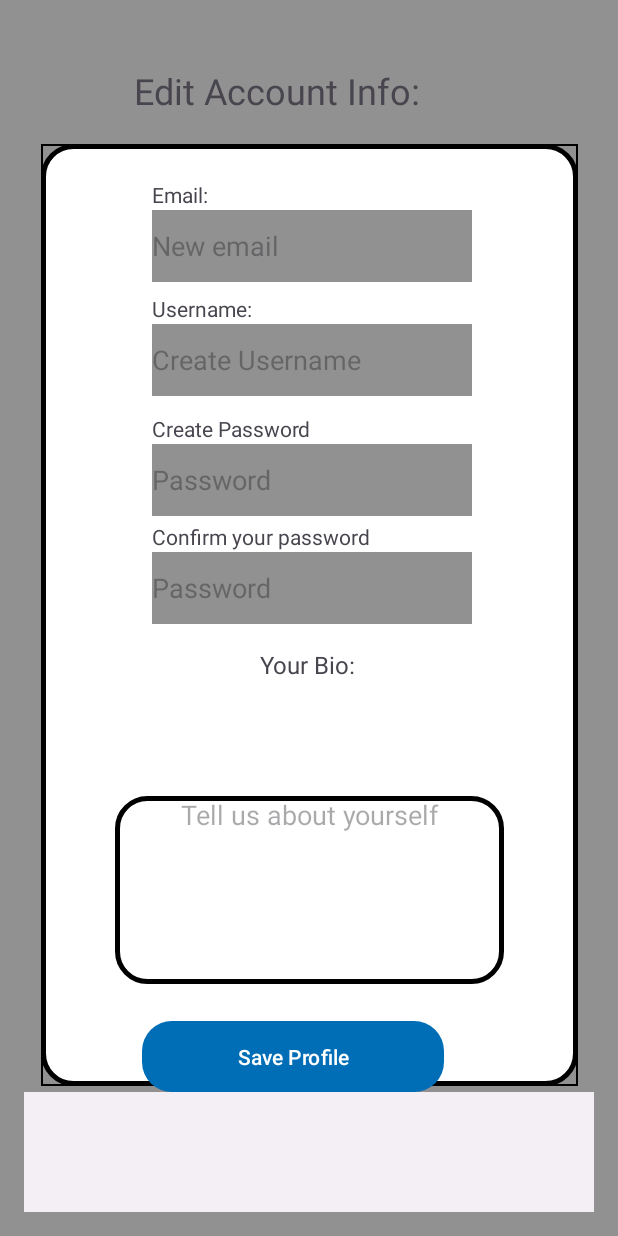
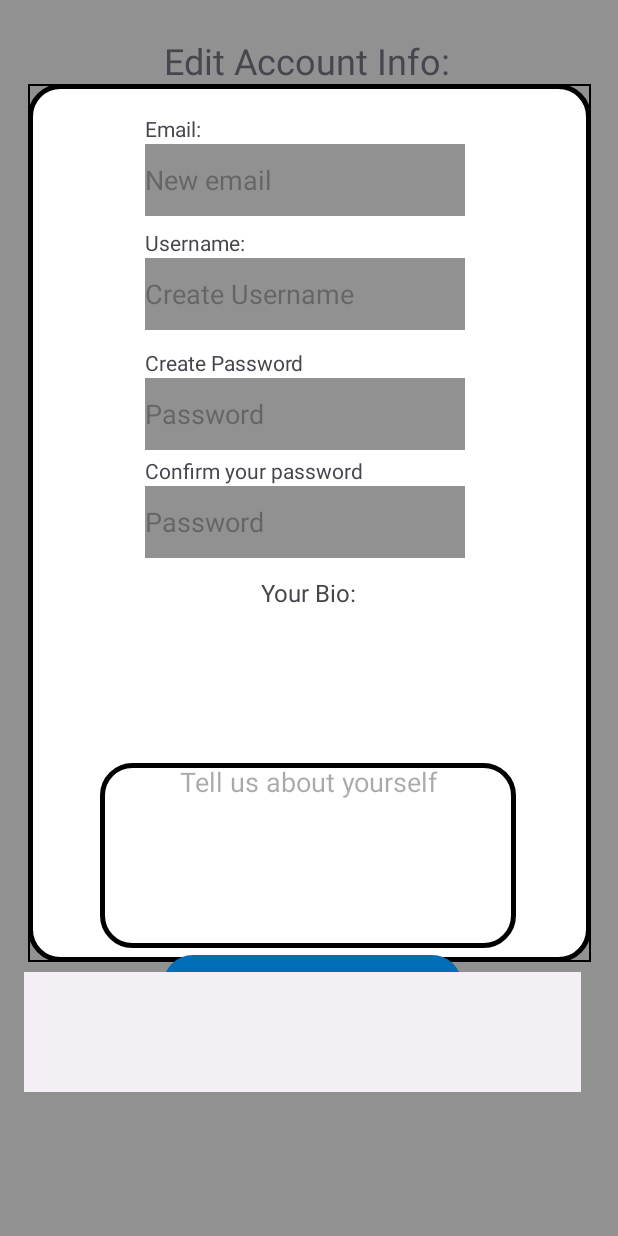
Before and after one commit to byui-cse397/2024WinCSE490PCP, an Android app: the EditAccountActivity screen opened directly, with no data from a screen before it, on a phone screen of 412 x 824 dp. Run offline under Robolectric (Android 15) with nearby library versions, the phone set to English and light mode, and no system bars.

Commit message:
Many edits to organize and clean up the page a bit

```diff
--- a/FrontEnd/app/src/main/java/byui/app/linkUp/EditAccountActivity.java
+++ b/FrontEnd/app/src/main/java/byui/app/linkUp/EditAccountActivity.java
@@ -32,7 +32,7 @@ public class EditAccountActivity extends AppCompatActivity {
 
         usernameEditText = (EditText) findViewById(R.id.editUsname);
         emailEditText = (EditText) findViewById(R.id.cemail);
-        bioEditText = (EditText) findViewById(R.id.editTextText3);
+        bioEditText = (EditText) findViewById(R.id.editbio);
 
         usernameTextView = (TextView) findViewById(R.id.usertitle);
         emailTextView = (TextView) findViewById(R.id.emailtitle);
--- a/FrontEnd/app/src/main/java/byui/app/linkUp/LoginActivity.java
+++ b/FrontEnd/app/src/main/java/byui/app/linkUp/LoginActivity.java
@@ -39,7 +39,7 @@ public class LoginActivity extends AppCompatActivity {
 
             if (validateCredentials(username, password)) {
                 // Start MainActivity on successful login
-                Intent intent = new Intent(LoginActivity.this, posthomeActivity.class);
+                Intent intent = new Intent(LoginActivity.this, AccountActivity.class);
                 startActivity(intent);
                 finish(); // Finish LoginActivity so it's removed from the back stack
             } else {
--- a/FrontEnd/app/src/main/res/layout/editaccount.xml
+++ b/FrontEnd/app/src/main/res/layout/editaccount.xml
@@ -11,9 +11,9 @@
 
     <ImageView
         android:id="@+id/imageView"
-        android:layout_width="358dp"
-        android:layout_height="628dp"
-        android:layout_marginTop="80dp"
+        android:layout_width="375dp"
+        android:layout_height="585dp"
+        android:layout_marginTop="40dp"
         android:background="@drawable/rect_border"
         android:contentDescription="@string/rectback"
         android:src="@drawable/rounded_border"
@@ -21,11 +21,137 @@
         app:layout_constraintStart_toStartOf="parent"
         app:layout_constraintTop_toTopOf="parent" />
 
+    <TextView
+        android:id="@+id/passtitle"
+        android:layout_width="wrap_content"
+        android:layout_height="wrap_content"
+        android:layout_marginTop="176dp"
+        android:text="@string/Conpassword"
+        android:textAlignment="viewStart"
+        app:layout_constraintStart_toStartOf="@+id/editUsname"
+        app:layout_constraintTop_toTopOf="@+id/imageView"
+        tools:ignore="TextContrastCheck" />
+
+    <TextView
+        android:id="@+id/biotitle"
+        android:layout_width="wrap_content"
+        android:layout_height="wrap_content"
+        android:layout_marginTop="328dp"
+        android:layout_marginEnd="156dp"
+        android:text="@string/biotitle"
+        android:textSize="16sp"
+        app:layout_constraintEnd_toEndOf="@+id/imageView"
+        app:layout_constraintTop_toTopOf="@+id/imageView" />
+
+    <Button
+        android:id="@+id/sprofile"
+        style="@style/CustomButtonStyle"
+        android:layout_width="199dp"
+        android:layout_height="51dp"
+        android:layout_marginEnd="88dp"
+        android:layout_marginBottom="124dp"
+        android:text="@string/saveP"
+        app:layout_constraintBottom_toBottomOf="parent"
+        app:layout_constraintEnd_toEndOf="parent" />
+
+    <EditText
+        android:id="@+id/editNpass"
+        android:layout_width="wrap_content"
+        android:layout_height="wrap_content"
+        android:layout_marginTop="196dp"
+        android:autofillHints="no"
+        android:background="@color/background"
+        android:ems="10"
+        android:hint="@string/password"
+        android:inputType="text"
+        android:minHeight="48dp"
+        app:layout_constraintStart_toStartOf="@+id/passtitle"
+        app:layout_constraintTop_toTopOf="@+id/imageView"
+        tools:ignore="TextContrastCheck,DuplicateSpeakableTextCheck" />
+
+    <EditText
+        android:id="@+id/editbio"
+        android:layout_width="277dp"
+        android:layout_height="123dp"
+        android:layout_marginBottom="176dp"
+        android:autofillHints="@string/biotext"
+        android:background="@drawable/rounded_border"
+        android:ems="10"
+        android:gravity="start|top"
+        android:hint="@string/biotext"
+        android:inputType="textMultiLine"
+        android:textAlignment="center"
+        app:layout_constraintBottom_toBottomOf="parent"
+        app:layout_constraintEnd_toEndOf="parent"
+        app:layout_constraintHorizontal_bias="0.495"
+        app:layout_constraintStart_toStartOf="parent" />
+
+    <TextView
+        android:id="@+id/emailtitle"
+        android:layout_width="wrap_content"
+        android:layout_height="wrap_content"
+        android:layout_marginTop="20dp"
+        android:text="@string/displayemail"
+        app:layout_constraintEnd_toEndOf="@+id/imageView"
+        app:layout_constraintHorizontal_bias="0.231"
+        app:layout_constraintStart_toStartOf="@+id/imageView"
+        app:layout_constraintTop_toTopOf="@+id/imageView" />
+
+    <EditText
+        android:id="@+id/confirmNpass"
+        android:layout_width="wrap_content"
+        android:layout_height="wrap_content"
+        android:layout_marginTop="268dp"
+        android:background="@color/background"
+        android:ems="10"
+        android:hint="@string/password"
+        android:importantForAutofill="no"
+        android:inputType="text"
+        android:minHeight="48dp"
+        app:layout_constraintStart_toStartOf="@+id/cpasstitle"
+        app:layout_constraintTop_toTopOf="@+id/imageView"
+        tools:ignore="TextContrastCheck,DuplicateSpeakableTextCheck" />
+
+    <TextView
+        android:id="@+id/cpasstitle"
+        android:layout_width="wrap_content"
+        android:layout_height="wrap_content"
+        android:layout_marginTop="248dp"
+        android:text="@string/confirmpass"
+        app:layout_constraintStart_toStartOf="@+id/editNpass"
+        app:layout_constraintTop_toTopOf="@+id/imageView"
+        tools:ignore="TextContrastCheck" />
+
+    <EditText
+        android:id="@+id/cemail"
+        android:layout_width="wrap_content"
+        android:layout_height="wrap_content"
+        android:layout_marginTop="40dp"
+        android:autofillHints=""
+        android:background="@color/background"
+        android:ems="10"
+        android:hint="@string/nemail"
+        android:inputType="text"
+        android:minHeight="48dp"
+        app:layout_constraintStart_toStartOf="@+id/emailtitle"
+        app:layout_constraintTop_toTopOf="@+id/imageView"
+        tools:ignore="TextFields,TextContrastCheck" />
+
+    <TextView
+        android:id="@+id/usertitle"
+        android:layout_width="wrap_content"
+        android:layout_height="wrap_content"
+        android:layout_marginTop="96dp"
+        android:text="@string/displayuser"
+        app:layout_constraintStart_toStartOf="@+id/cemail"
+        app:layout_constraintTop_toTopOf="@+id/imageView"
+        tools:ignore="TextContrastCheck" />
+
     <EditText
         android:id="@+id/editUsname"
         android:layout_width="wrap_content"
         android:layout_height="wrap_content"
-        android:layout_marginTop="120dp"
+        android:layout_marginTop="116dp"
         android:autofillHints="no"
         android:background="@color/background"
         android:ems="10"
@@ -40,161 +166,34 @@
         android:id="@+id/Eaccountname"
         android:layout_width="wrap_content"
         android:layout_height="wrap_content"
-        android:layout_marginTop="28dp"
-        android:layout_marginEnd="116dp"
+        android:layout_marginTop="8dp"
+        android:layout_marginEnd="96dp"
         android:text="@string/eacctitle"
         android:textSize="24sp"
         app:layout_constraintEnd_toEndOf="parent"
         app:layout_constraintTop_toTopOf="parent"
         tools:ignore="TextContrastCheck" />
 
-    <TextView
-        android:id="@+id/usertitle"
-        android:layout_width="wrap_content"
-        android:layout_height="wrap_content"
-        android:layout_marginTop="100dp"
-        android:text="@string/displayuser"
-        app:layout_constraintStart_toStartOf="@+id/cemail"
-        app:layout_constraintTop_toTopOf="@+id/imageView"
-        tools:ignore="TextContrastCheck" />
-
-    <TextView
-        android:id="@+id/cpasstitle"
-        android:layout_width="wrap_content"
-        android:layout_height="wrap_content"
-        android:layout_marginTop="252dp"
-        android:text="@string/confirmpass"
-        app:layout_constraintStart_toStartOf="@+id/editNpass"
-        app:layout_constraintTop_toTopOf="@+id/imageView"
-        tools:ignore="TextContrastCheck" />
-
-    <TextView
-        android:id="@+id/passtitle"
-        android:layout_width="wrap_content"
-        android:layout_height="wrap_content"
-        android:layout_marginTop="180dp"
-        android:text="@string/Conpassword"
-        android:textAlignment="viewStart"
-        app:layout_constraintStart_toStartOf="@+id/editUsname"
-        app:layout_constraintTop_toTopOf="@+id/imageView"
-        tools:ignore="TextContrastCheck" />
-
-    <TextView
-        android:id="@+id/biotitle"
-        android:layout_width="wrap_content"
-        android:layout_height="wrap_content"
-        android:layout_marginTop="336dp"
-        android:layout_marginEnd="148dp"
-        android:text="@string/biotitle"
-        android:textSize="16sp"
-        app:layout_constraintEnd_toEndOf="@+id/imageView"
-        app:layout_constraintTop_toTopOf="@+id/imageView" />
-
     <Button
         android:id="@+id/dprofile"
         style="@style/CustomButtonStyleRed"
-        android:layout_width="140dp"
-        android:layout_height="25dp"
-        android:layout_marginEnd="132dp"
-        android:layout_marginBottom="36dp"
+        android:layout_width="175dp"
+        android:layout_height="48dp"
+        android:layout_marginEnd="104dp"
+        android:layout_marginBottom="76dp"
         android:text="@string/deletebut"
-        android:textSize="8sp"
+        android:textSize="16sp"
         app:layout_constraintBottom_toBottomOf="parent"
         app:layout_constraintEnd_toEndOf="parent" />
 
-    <EditText
-        android:id="@+id/cemail"
-        android:layout_width="wrap_content"
-        android:layout_height="wrap_content"
-        android:layout_marginTop="44dp"
-        android:autofillHints=""
-        android:background="@color/background"
-        android:ems="10"
-        android:hint="@string/nemail"
-        android:inputType="text"
-        android:minHeight="48dp"
-        app:layout_constraintStart_toStartOf="@+id/emailtitle"
-        app:layout_constraintTop_toTopOf="@+id/imageView"
-        tools:ignore="TextFields,TextContrastCheck" />
-
-    <EditText
-        android:id="@+id/editNpass"
-        android:layout_width="wrap_content"
-        android:layout_height="wrap_content"
-        android:layout_marginTop="200dp"
-        android:autofillHints="no"
-        android:background="@color/background"
-        android:ems="10"
-        android:hint="@string/password"
-        android:inputType="text"
-        android:minHeight="48dp"
-        app:layout_constraintStart_toStartOf="@+id/passtitle"
-        app:layout_constraintTop_toTopOf="@+id/imageView"
-        tools:ignore="TextContrastCheck" />
-
-    <Button
-        android:id="@+id/sprofile"
-        style="@style/CustomButtonStyle"
-        android:layout_width="201dp"
-        android:layout_height="55dp"
-        android:layout_marginEnd="100dp"
-        android:layout_marginBottom="76dp"
-        android:text="@string/saveP"
-        app:layout_constraintBottom_toBottomOf="parent"
-        app:layout_constraintEnd_toEndOf="parent" />
-
-    <TextView
-        android:id="@+id/emailtitle"
-        android:layout_width="wrap_content"
-        android:layout_height="wrap_content"
-        android:layout_marginTop="24dp"
-        android:text="@string/displayemail"
-        app:layout_constraintEnd_toEndOf="@+id/imageView"
-        app:layout_constraintHorizontal_bias="0.231"
-        app:layout_constraintStart_toStartOf="@+id/imageView"
-        app:layout_constraintTop_toTopOf="@+id/imageView" />
-
-    <EditText
-        android:id="@+id/confirmNpass"
-        android:layout_width="wrap_content"
-        android:layout_height="wrap_content"
-        android:layout_marginTop="272dp"
-        android:background="@color/background"
-        android:ems="10"
-        android:hint="@string/password"
-        android:importantForAutofill="no"
-        android:inputType="text"
-        android:minHeight="48dp"
-        app:layout_constraintStart_toStartOf="@+id/cpasstitle"
-        app:layout_constraintTop_toTopOf="@+id/imageView"
-        tools:ignore="TextContrastCheck,DuplicateSpeakableTextCheck" />
-
-    <EditText
-        android:id="@+id/editbio"
-        android:layout_width="259dp"
-        android:layout_height="125dp"
-        android:layout_marginBottom="152dp"
-        android:autofillHints="@string/biotext"
-        android:background="@drawable/rounded_border"
-        android:ems="10"
-        android:gravity="start|top"
-        android:hint="@string/biotext"
-        android:inputType="textMultiLine"
-        android:textAlignment="center"
-        app:layout_constraintBottom_toBottomOf="parent"
-        app:layout_constraintEnd_toEndOf="parent"
-        app:layout_constraintStart_toStartOf="parent" />
-
     <com.google.android.material.bottomnavigation.BottomNavigationView
         android:id="@+id/nav_view"
-        android:layout_width="0dp"
-        android:layout_height="wrap_content"
-        android:layout_marginStart="0dp"
-        android:layout_marginEnd="0dp"
+        android:layout_width="371dp"
+        android:layout_height="80dp"
+        android:layout_marginTop="632dp"
         android:background="?android:attr/windowBackground"
-        app:layout_constraintBottom_toBottomOf="parent"
-        app:layout_constraintLeft_toLeftOf="parent"
-        app:layout_constraintRight_toRightOf="parent"
+        app:layout_constraintStart_toStartOf="parent"
+        app:layout_constraintTop_toTopOf="parent"
         app:menu="@menu/bottom_nav_menu" />
 
 </androidx.constraintlayout.widget.ConstraintLayout>
--- a/FrontEnd/app/src/main/res/values/strings.xml
+++ b/FrontEnd/app/src/main/res/values/strings.xml
@@ -2,7 +2,7 @@
     <string name="app_name">LinkUp</string>
     <string name="welcome_text">Welcome to our Community!</string>
     <string name="signin_button">Sign In</string>
-    <string name="signuppreview">No Account? Please signup </string>
+    <string name="signuppreview">No Account? Click here to signup </string>
     <string name="signuplink">Here</string>
     <string name="loginLink">Here</string>
     <string name="create_account_link">Create Account</string>
@@ -17,7 +17,7 @@
     <string name="cpass">Password</string>
     <string name="confirmpass">Confirm your password</string>
     <string name="confirmuser">Username</string>
-    <string name="backtolog">Already have a account? Sign in </string>
+    <string name="backtolog">Already have a account? Click me to Sign in </string>
     <string name="SignupTitle">Lets get you signed up</string>
     <string name="create_account">Create Account</string>
     <string name="Delete_text">Are you sure you want to delete your Account?</string>
@@ -32,7 +32,7 @@
     <string name="biotext">Tell us about yourself</string>
     <string name="tempuser">Disusnamhere</string>
     <string name="tempemail">Disemahere</string>
-    <string name="tempbio">Disusnamhere</string>
+    <string name="tempbio">Disuserbiohere</string>
     <string name="eacctitle">Edit Account Info: </string>
     <string name="nemail">New email</string>
     <string name="cusername">Create Username</string>
```
Also changed, not shown: FrontEnd/app/src/main/java/byui/app/linkUp/AccountActivity.java (+4 -4 lines), FrontEnd/app/src/main/res/layout/accountpage.xml (+48 -54 lines), FrontEnd/app/src/main/res/layout/activity_delete_account.xml (+15 -15 lines), FrontEnd/app/src/main/res/layout/createpost.xml (+26 -60 lines), FrontEnd/app/src/main/res/layout/login.xml (+6 -17 lines), FrontEnd/app/src/main/res/layout/signup.xml (+81 -113 lines).
